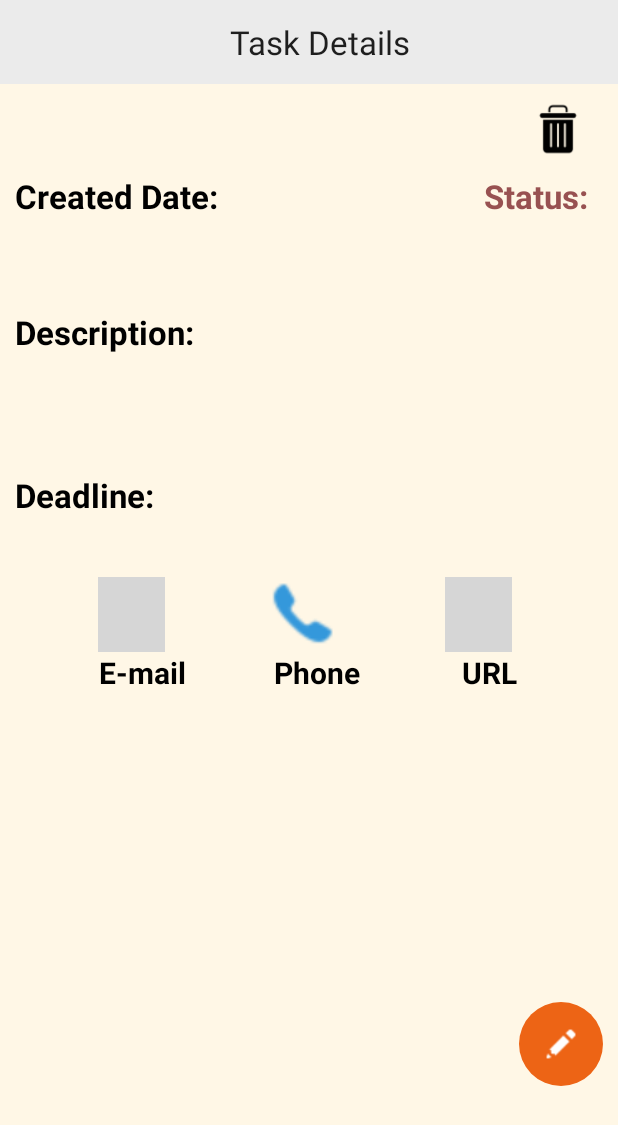
After one commit to tarikul-app-dev/noteme, an Android app: the TaskDetailsActivity screen opened directly, with no data from a screen before it, on a phone screen of 412 x 824 dp. The commit adds this screen. Shown: the top 1125 px of the screen. Run offline under Robolectric (Android 15) with nearby library versions, the light colour scheme and no system bars; grey boxes are pictures that could not be loaded.

Commit message:
task details done

```diff
--- a/app/src/main/AndroidManifest.xml
+++ b/app/src/main/AndroidManifest.xml
@@ -10,8 +10,10 @@
         android:roundIcon="@mipmap/ic_launcher_round"
         android:supportsRtl="true"
         android:theme="@style/Theme.NoteMe"
-        tools:replace="android:icon"
-        >
+        tools:replace="android:icon">
+        <activity
+            android:name=".task.view.TaskDetailsActivity"
+            android:exported="false" />
         <activity
             android:name=".task.view.AddTaskActivity"
             android:exported="false" />
--- a/app/src/main/java/com/rokomari/noteme/task/adapter/AllTaskAdapter.kt
+++ b/app/src/main/java/com/rokomari/noteme/task/adapter/AllTaskAdapter.kt
@@ -10,7 +10,11 @@ import com.rokomari.noteme.R
 import com.rokomari.noteme.databinding.ItemTaskListBinding
 import com.rokomari.noteme.task.model.TaskModel
 
-class AllTaskAdapter(val context: Context, private val taskList: List<TaskModel>) :
+class AllTaskAdapter(
+    val context: Context,
+    private val taskList: List<TaskModel>,
+    val listener: OnItemClickListener
+) :
     RecyclerView.Adapter<AllTaskAdapter.ViewHolder>() {
 
 
@@ -32,9 +36,29 @@ class AllTaskAdapter(val context: Context, private val taskList: List<TaskModel>
             binding.deadlineValueId.text = taskItem.deadline
 
         }
+        holder.itemView.setOnClickListener {
+            val name = taskItem.name
+            val status = taskItem.status
+            val description = taskItem.description
+            val deadline = taskItem.deadline
+            val createAt = taskItem.create_at
+            listener.onItemClick(taskItem.id,name,createAt,status,description,deadline)
+        }
+
     }
 
     override fun getItemCount(): Int {
         return taskList.size
     }
+
+    interface OnItemClickListener {
+        fun onItemClick(
+            itemId: Int,
+            name: String,
+            createAt: String,
+            status: String,
+            description: String,
+            deadline: String
+        )
+    }
 }
--- a/app/src/main/java/com/rokomari/noteme/task/view/HomeFragment.kt
+++ b/app/src/main/java/com/rokomari/noteme/task/view/HomeFragment.kt
@@ -15,7 +15,7 @@ import com.rokomari.noteme.task.adapter.AllTaskAdapter
 import com.rokomari.noteme.task.viewmodel.TaskViewModel
 
 
-class HomeFragment : Fragment() {
+class HomeFragment : Fragment(),AllTaskAdapter.OnItemClickListener {
     lateinit var binding: FragmentHomeBinding
     private lateinit var viewModel: TaskViewModel
     private var linearLayoutManager: LinearLayoutManager? = null
@@ -51,10 +51,31 @@ class HomeFragment : Fragment() {
 
     fun liveDataListener() {
         viewModel.allData.observe(requireActivity()) {
-            allTaskAdapter = AllTaskAdapter(requireActivity(), it)
+            allTaskAdapter = AllTaskAdapter(requireActivity(), it,this)
             binding.recyclerview.adapter = allTaskAdapter
 
         }
 
     }
+
+    override fun onItemClick(
+        itemId: Int,
+        name: String,
+        createAt: String,
+        status: String,
+        description: String,
+        deadline: String
+    ) {
+       val intent = Intent(requireActivity(),TaskDetailsActivity::class.java)
+        intent.putExtra("id",id)
+        intent.putExtra("name",name)
+        intent.putExtra("create_at",createAt)
+        intent.putExtra("status",status)
+        intent.putExtra("dsecription",description)
+        intent.putExtra("deadline",deadline)
+        startActivity(intent)
+
+    }
+
+
 }
--- /dev/null
+++ b/app/src/main/java/com/rokomari/noteme/task/view/TaskDetailsActivity.kt
@@ -0,0 +1,36 @@
+package com.rokomari.noteme.task.view
+
+import androidx.appcompat.app.AppCompatActivity
+import android.os.Bundle
+import com.rokomari.noteme.R
+import com.rokomari.noteme.databinding.ActivityAddTaskBinding
+import com.rokomari.noteme.databinding.ActivityTaskDetailsBinding
+
+class TaskDetailsActivity : AppCompatActivity() {
+    lateinit var binding: ActivityTaskDetailsBinding
+
+    override fun onCreate(savedInstanceState: Bundle?) {
+        super.onCreate(savedInstanceState)
+        binding = ActivityTaskDetailsBinding.inflate(layoutInflater)
+        setContentView(binding.root)
+        initView()
+    }
+
+    fun initView(){
+        val id = intent.getIntExtra("id",0)
+        val name = intent.getStringExtra("name")
+        val createDate = intent.getStringExtra("create_at")
+        val status = intent.getStringExtra("status")
+        val description = intent.getStringExtra("dsecription")
+        val deadline = intent.getStringExtra("deadline")
+
+        binding.taskTitleId.text = name
+        binding.descriptionValueId.text = description
+        binding.createDateId.text = createDate
+        binding.statusId.text = status
+        binding.deadlineValueId.text = deadline
+
+
+
+    }
+}
--- a/app/src/main/res/layout/activity_add_task.xml
+++ b/app/src/main/res/layout/activity_add_task.xml
@@ -14,9 +14,20 @@
         android:background="@color/toolbar"
         app:popupTheme="@style/AppTheme.PopupOverlay"
         app:layout_constraintTop_toTopOf="parent"
-        app:title="Add Tasks"
-        android:layout_gravity="center"
-        />
+        >
+        <RelativeLayout
+            android:layout_width="match_parent"
+            android:layout_height="wrap_content">
+            <TextView
+                android:layout_width="wrap_content"
+                android:layout_height="wrap_content"
+                android:text="Add Task"
+                android:textSize="22sp"
+                android:layout_centerInParent="true"
+                />
+        </RelativeLayout>
+
+    </androidx.appcompat.widget.Toolbar>
 
 
     <com.google.android.material.textfield.TextInputLayout
@@ -154,8 +165,8 @@
         app:layout_constraintTop_toBottomOf="@+id/statusId"
         android:orientation="vertical"
         android:gravity="center"
-        android:layout_marginTop="30dp"
-        android:layout_marginLeft="10dp"
+        android:layout_marginTop="40dp"
+        app:layout_constraintEnd_toStartOf="@+id/linPhoneId"
         >
 
         <ImageView
@@ -185,7 +196,7 @@
         app:layout_constraintEnd_toStartOf="@+id/linUrlId"
         android:orientation="vertical"
         android:gravity="center"
-        android:layout_marginTop="30dp"
+        android:layout_marginTop="40dp"
         >
 
         <ImageView
@@ -214,7 +225,7 @@
         app:layout_constraintEnd_toEndOf="parent"
         android:orientation="vertical"
         android:gravity="center"
-        android:layout_marginTop="30dp"
+        android:layout_marginTop="40dp"
         >
 
         <ImageView
--- /dev/null
+++ b/app/src/main/res/layout/activity_task_details.xml
@@ -0,0 +1,279 @@
+<?xml version="1.0" encoding="utf-8"?>
+<androidx.constraintlayout.widget.ConstraintLayout
+    xmlns:android="http://schemas.android.com/apk/res/android"
+    xmlns:app="http://schemas.android.com/apk/res-auto"
+    xmlns:tools="http://schemas.android.com/tools"
+    android:layout_width="match_parent"
+    android:layout_height="match_parent"
+    android:background="@color/bg_color"
+    tools:context=".task.view.TaskDetailsActivity">
+    <androidx.appcompat.widget.Toolbar
+        android:id="@+id/toolbar"
+        android:layout_width="match_parent"
+        android:layout_height="?attr/actionBarSize"
+        android:background="@color/toolbar"
+        app:popupTheme="@style/AppTheme.PopupOverlay"
+        app:layout_constraintTop_toTopOf="parent"
+        >
+        <RelativeLayout
+            android:layout_width="match_parent"
+            android:layout_height="wrap_content">
+            <TextView
+                android:layout_width="wrap_content"
+                android:layout_height="wrap_content"
+                android:text="Task Details"
+                android:textSize="22sp"
+                android:layout_centerInParent="true"
+                />
+        </RelativeLayout>
+
+    </androidx.appcompat.widget.Toolbar>
+
+    <ImageView
+        android:id="@+id/deleteIconId"
+        android:layout_width="40dp"
+        android:layout_height="40dp"
+        android:background="@drawable/ic_delete"
+        app:layout_constraintEnd_toEndOf="parent"
+        android:layout_marginHorizontal="20dp"
+        app:layout_constraintTop_toBottomOf="@+id/toolbar"
+        android:layout_marginTop="10dp"
+        />
+
+    <LinearLayout
+        android:id="@+id/linDateId"
+        android:layout_width="wrap_content"
+        android:layout_height="wrap_content"
+        app:layout_constraintStart_toStartOf="parent"
+        android:layout_marginTop="10dp"
+        android:layout_marginHorizontal="10dp"
+        app:layout_constraintTop_toBottomOf="@+id/deleteIconId"
+        >
+        <TextView
+            android:layout_width="wrap_content"
+            android:layout_height="wrap_content"
+            android:text="Created Date:"
+            android:textStyle="bold"
+            android:textSize="22sp"
+            android:textColor="#000000"
+            />
+
+        <TextView
+            android:id="@+id/createDateId"
+            android:layout_width="wrap_content"
+            android:layout_height="wrap_content"
+            android:text="02.11.2021"
+            android:textSize="22sp"
+            android:layout_marginLeft="05dp"
+            />
+
+    </LinearLayout>
+
+    <LinearLayout
+        android:id="@+id/linStatusId"
+        android:layout_width="wrap_content"
+        android:layout_height="wrap_content"
+        app:layout_constraintEnd_toEndOf="parent"
+        android:layout_marginTop="10dp"
+        android:layout_marginHorizontal="20dp"
+        app:layout_constraintTop_toBottomOf="@+id/deleteIconId"
+        >
+        <TextView
+            android:layout_width="wrap_content"
+            android:layout_height="wrap_content"
+            android:text="Status:"
+            android:textStyle="bold"
+            android:textSize="22sp"
+            android:textColor="#985151"
+            />
+
+        <TextView
+            android:id="@+id/statusId"
+            android:layout_width="wrap_content"
+            android:layout_height="wrap_content"
+            android:text="Open"
+            android:textSize="22sp"
+            android:textColor="#ED6415"
+            />
+
+    </LinearLayout>
+
+    <TextView
+        android:id="@+id/taskTitleId"
+        android:layout_width="wrap_content"
+        android:layout_height="wrap_content"
+        android:text="Task Name"
+        android:textStyle="bold"
+        android:textSize="22sp"
+        android:textColor="#8C3C3C"
+        android:layout_marginHorizontal="16dp"
+        android:layout_marginTop="12dp"
+        app:layout_constraintStart_toStartOf="parent"
+        app:layout_constraintEnd_toEndOf="parent"
+        app:layout_constraintTop_toBottomOf="@+id/linDateId"
+        />
+
+    <TextView
+        android:id="@+id/descriptionTitleId"
+        android:layout_width="wrap_content"
+        android:layout_height="wrap_content"
+        android:text="Description:"
+        android:textStyle="bold"
+        android:textSize="22sp"
+        android:textColor="#000000"
+        android:layout_marginTop="20dp"
+        android:layout_marginHorizontal="10dp"
+        app:layout_constraintStart_toStartOf="parent"
+        app:layout_constraintTop_toBottomOf="@id/taskTitleId"
+        />
+
+    <TextView
+        android:id="@+id/descriptionValueId"
+        android:layout_width="wrap_content"
+        android:layout_height="wrap_content"
+        android:text="NoteMe project is project keep track of our daily tasks"
+        android:textSize="22sp"
+        android:layout_marginTop="20dp"
+        android:layout_marginHorizontal="10dp"
+        app:layout_constraintStart_toStartOf="parent"
+        app:layout_constraintTop_toBottomOf="@id/descriptionTitleId"
+        />
+
+    <LinearLayout
+        android:id="@+id/linDeadlineId"
+        android:layout_width="wrap_content"
+        android:layout_height="wrap_content"
+        app:layout_constraintStart_toStartOf="parent"
+        android:layout_marginTop="30dp"
+        android:layout_marginHorizontal="10dp"
+        app:layout_constraintTop_toBottomOf="@+id/descriptionValueId"
+        >
+        <TextView
+            android:layout_width="wrap_content"
+            android:layout_height="wrap_content"
+            android:text="Deadline:"
+            android:textStyle="bold"
+            android:textSize="22sp"
+            android:textColor="#000000"
+            />
+
+        <TextView
+            android:id="@+id/deadlineValueId"
+            android:layout_width="wrap_content"
+            android:layout_height="wrap_content"
+            android:text="02.11.2021"
+            android:textSize="22sp"
+            android:layout_marginLeft="20dp"
+            />
+
+    </LinearLayout>
+
+    <LinearLayout
+        android:id="@+id/linEmailId"
+        android:layout_width="wrap_content"
+        android:layout_height="wrap_content"
+        app:layout_constraintStart_toStartOf="@+id/linDeadlineId"
+        app:layout_constraintTop_toBottomOf="@+id/linDeadlineId"
+        android:orientation="vertical"
+        android:gravity="center"
+        android:layout_marginTop="40dp"
+        app:layout_constraintEnd_toStartOf="@+id/linPhoneId"
+        >
+
+        <ImageView
+            android:layout_width="50dp"
+            android:layout_height="50dp"
+            android:background="@drawable/ic_email"
+            android:layout_marginRight="10dp"
+            />
+        <TextView
+            android:layout_width="wrap_content"
+            android:layout_height="wrap_content"
+            android:text="E-mail"
+            android:textSize="20sp"
+            android:textColor="#000000"
+            android:textStyle="bold"
+            />
+
+
+    </LinearLayout>
+
+    <LinearLayout
+        android:id="@+id/linPhoneId"
+        android:layout_width="wrap_content"
+        android:layout_height="wrap_content"
+        app:layout_constraintStart_toEndOf="@+id/linEmailId"
+        app:layout_constraintTop_toBottomOf="@+id/linDeadlineId"
+        app:layout_constraintEnd_toStartOf="@+id/linUrlId"
+        android:orientation="vertical"
+        android:gravity="center"
+        android:layout_marginTop="40dp"
+        >
+
+        <ImageView
+            android:layout_width="50dp"
+            android:layout_height="50dp"
+            android:background="@drawable/ic_phone"
+            android:layout_marginRight="10dp"
+            />
+        <TextView
+            android:layout_width="wrap_content"
+            android:layout_height="wrap_content"
+            android:text="Phone"
+            android:textSize="20sp"
+            android:textColor="#000000"
+            android:textStyle="bold"
+            />
+
+
+    </LinearLayout>
+    <LinearLayout
+        android:id="@+id/linUrlId"
+        android:layout_width="wrap_content"
+        android:layout_height="wrap_content"
+        app:layout_constraintStart_toEndOf="@+id/linPhoneId"
+        app:layout_constraintTop_toBottomOf="@+id/linDeadlineId"
+        app:layout_constraintEnd_toEndOf="parent"
+        android:orientation="vertical"
+        android:gravity="center"
+        android:layout_marginTop="40dp"
+        >
+
+        <ImageView
+            android:layout_width="50dp"
+            android:layout_height="50dp"
+            android:background="@drawable/ic_url"
+            android:layout_marginRight="10dp"
+            />
+        <TextView
+            android:layout_width="wrap_content"
+            android:layout_height="wrap_content"
+            android:text="URL"
+            android:textSize="20sp"
+            android:textColor="#000000"
+            android:textStyle="bold"
+            />
+
+
+    </LinearLayout>
+    <androidx.coordinatorlayout.widget.CoordinatorLayout
+        android:id="@+id/parent_view"
+        android:layout_width="match_parent"
+        android:layout_height="match_parent"
+        android:orientation="vertical">
+        <com.google.android.material.floatingactionbutton.FloatingActionButton
+            android:id="@+id/editTaskId"
+            android:layout_width="wrap_content"
+            android:layout_height="wrap_content"
+            android:backgroundTint="#ED6415"
+            app:srcCompat="@drawable/ic_edit"
+            app:tint="@color/white"
+            android:layout_gravity="bottom|end"
+            android:elevation="0dp"
+            app:elevation="0dp"
+            app:borderWidth="0dp"
+            android:layout_marginRight="10dp"
+            android:layout_marginBottom="100dp"
+            />
+    </androidx.coordinatorlayout.widget.CoordinatorLayout>
+</androidx.constraintlayout.widget.ConstraintLayout>
--- a/app/src/main/res/layout/item_task_list.xml
+++ b/app/src/main/res/layout/item_task_list.xml
@@ -36,6 +36,7 @@
             android:layout_marginTop="10dp"
             app:layout_constraintBottom_toBottomOf="@+id/taskTitleId"
             app:layout_constraintStart_toEndOf="@+id/taskTitleId"
+            android:textColor="#985151"
             />
 
         <TextView
```
